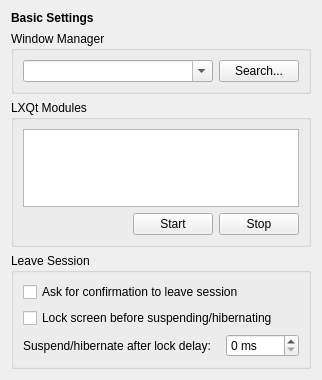
Above: lxqt-config-session/basicsettings.ui from lxqt/lxqt-session before the change. Below: the same form after it.
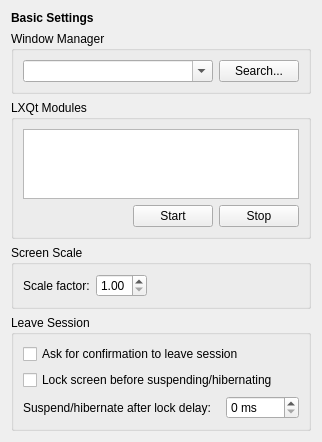
That is the form after the change.

Commit message:
Added an option for screen scaling
Let's have a minimal option for screen scaling and talk about probable better options later. It just sets `QT_SCALE_FACTOR` and `GDK_SCALE` to a value between 1.0 and 4.0 (greater factors don't seem useful and might cause trouble if chosen by mistake).

Closes https://github.com/lxqt/lxqt/issues/2173 and closes https://github.com/lxqt/lxqt-config/issues/402

The edit to the form file:
```diff
--- a/lxqt-config-session/basicsettings.ui
+++ b/lxqt-config-session/basicsettings.ui
@@ -106,6 +106,44 @@
     </widget>
    </item>
    <item row="3" column="0">
+    <widget class="QGroupBox" name="groupBox_4">
+     <property name="title">
+      <string>Screen Scale</string>
+     </property>
+     <layout class="QFormLayout" name="formLayout">
+      <property name="fieldGrowthPolicy">
+       <enum>QFormLayout::ExpandingFieldsGrow</enum>
+      </property>
+      <property name="horizontalSpacing">
+       <number>6</number>
+      </property>
+      <item row="0" column="0">
+       <widget class="QLabel" name="label_2">
+        <property name="text">
+         <string>Scale factor:</string>
+        </property>
+       </widget>
+      </item>
+      <item row="0" column="1">
+       <widget class="QDoubleSpinBox" name="scaleSpinBox">
+        <property name="minimum">
+         <double>1.000000000000000</double>
+        </property>
+        <property name="maximum">
+         <double>4.000000000000000</double>
+        </property>
+        <property name="singleStep">
+         <double>0.500000000000000</double>
+        </property>
+        <property name="value">
+         <double>1.000000000000000</double>
+        </property>
+       </widget>
+      </item>
+     </layout>
+    </widget>
+   </item>
+   <item row="4" column="0">
     <widget class="QGroupBox" name="groupBox_3">
      <property name="title">
       <string>Leave Session</string>
```
The commit also changes 5 other files.
